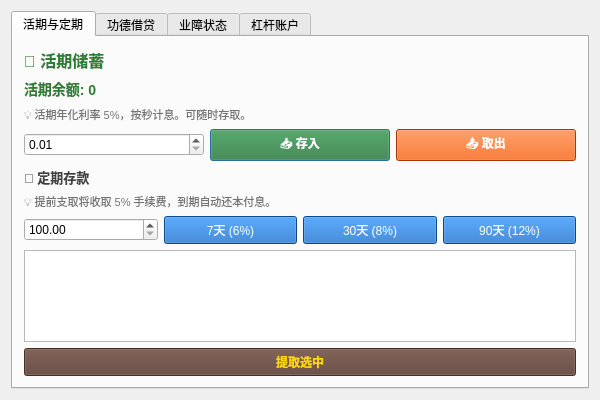
The window that bankdialog.ui (xzy818666/Project_chengshe_hajimiao) describes before a commit, drawn with Qt 5.
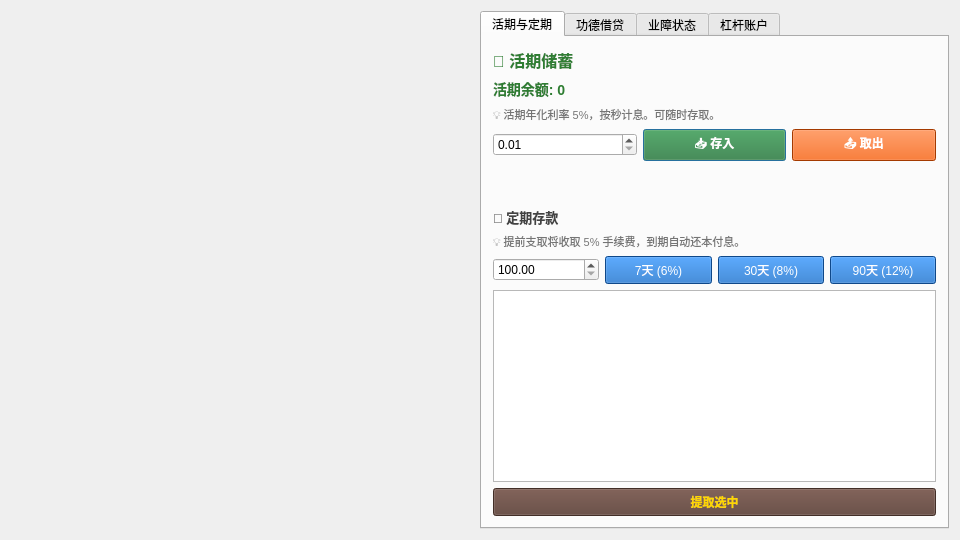
The same window after the commit.

```diff
--- a/bankdialog.ui
+++ b/bankdialog.ui
@@ -6,14 +6,30 @@
    <rect>
     <x>0</x>
     <y>0</y>
-    <width>600</width>
-    <height>400</height>
+    <width>960</width>
+    <height>540</height>
    </rect>
   </property>
   <property name="windowTitle">
    <string>善财司</string>
   </property>
-  <layout class="QVBoxLayout" name="verticalLayout">
+  <layout class="QHBoxLayout" name="horizontalLayout">
+   <property name="spacing">
+    <number>0</number>
+   </property>
+   <item>
+    <spacer name="leftSpacer">
+     <property name="orientation">
+      <enum>Qt::Horizontal</enum>
+     </property>
+     <property name="sizeHint" stdset="0">
+      <size>
+       <width>100</width>
+       <height>20</height>
+      </size>
+     </property>
+    </spacer>
+   </item>
    <item>
     <widget class="QTabWidget" name="tabWidget">
      <widget class="QWidget" name="savingsTab">
```
